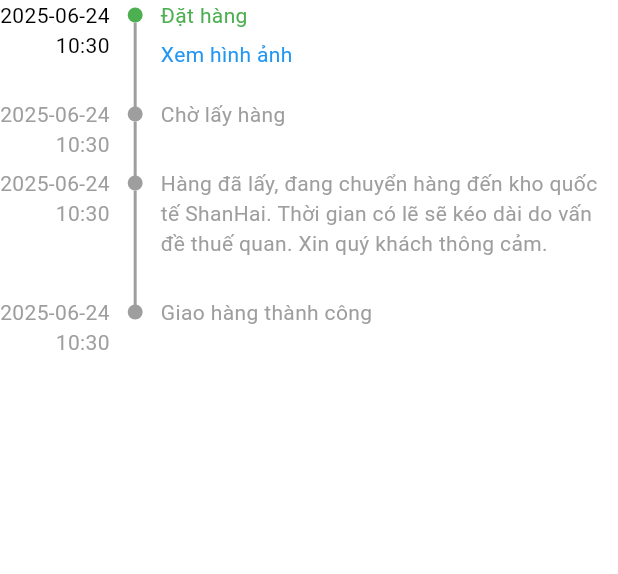
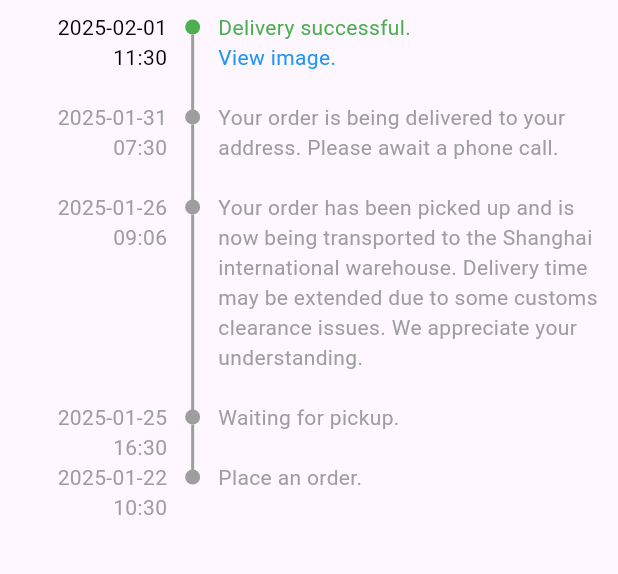
Before and after one commit to Lap2000/custom_fl_timeline, a Flutter app: the DemoCustomRoadmap screen opened directly, on a phone screen of 412 x 824 dp, the part 84-658 px from its top. Run offline on Flutter 3.47's test engine with Material 3 defaults, Android fonts, the phone set to English and light mode, and no system bars.

Commit message:
update-fields-roadmap

```diff
--- a/example/lib/main.dart
+++ b/example/lib/main.dart
@@ -19,6 +19,7 @@ class MyApp extends StatelessWidget {
         useMaterial3: true,
       ),
       home: const MyHomePage(title: 'Flutter Demo Roadmap Page'),
+      locale: Locale('ja', 'JP'),
     );
   }
 }
--- a/example/lib/pages/demo_custom_roadmap.dart
+++ b/example/lib/pages/demo_custom_roadmap.dart
@@ -1,3 +1,5 @@
+import 'dart:developer';
+
 import 'package:flutter/material.dart';
 import 'package:flutter_roadmap/flutter_roadmap.dart';
 
@@ -6,34 +8,52 @@ class DemoCustomRoadmap extends StatelessWidget {
 
   @override
   Widget build(BuildContext context) {
+    /// Dummy
+    final data = <StepValue>[
+      StepValue(
+        'Delivery successful.',
+        time: DateTime(2025, 2, 1, 11, 30),
+        isActivated: true,
+        extraValue: <Widget>[
+          InkWell(
+            onTap: () => log('View image -> clicked'),
+            child: const Text(
+              'View image.',
+              style: TextStyle(
+                color: Colors.blue,
+              ),
+            ),
+          )
+        ],
+      ),
+      StepValue(
+        'Your order is being delivered to your address. Please await a phone call.',
+        time: DateTime(2025, 1, 31, 7, 30),
+      ),
+      StepValue(
+        'Your order has been picked up and is now being transported to the Shanghai international warehouse. Delivery time may be extended due to some customs clearance issues. We appreciate your understanding.',
+        time: DateTime(2025, 1, 26, 9, 06),
+      ),
+      StepValue('Waiting for pickup.', time: DateTime(2025, 1, 25, 16, 30)),
+      StepValue('Place an order.', time: DateTime(2025, 1, 22, 10, 30)),
+    ];
+
     return Scaffold(
       appBar: AppBar(
         title: const Text('Demo Custom Roadmap'),
       ),
       body: SafeArea(
-        child: SingleChildScrollView(
         child: Column(
           crossAxisAlignment: CrossAxisAlignment.start,
           children: <Widget>[
-              Container(
-                height: 500,
-                color: Colors.white,
+            Expanded(
               child: CustomRoadMap(
-                  circleRadius: 30,
-                  roadmapType: RoadmapType.straight,
-                  values: <StepValue>[
-                    StepValue('A', color: Colors.orangeAccent),
-                    StepValue('B', color: Colors.greenAccent),
-                    StepValue('C', color: Colors.yellowAccent),
-                    StepValue('D', color: Colors.redAccent),
-                    StepValue('E', color: Colors.blueAccent),
-                  ],
+                values: data,
               ),
             ),
           ],
         ),
       ),
-      ),
     );
   }
 }
--- a/lib/src/custom_roadmap.dart
+++ b/lib/src/custom_roadmap.dart
@@ -1,5 +1,5 @@
 import 'package:flutter/material.dart';
-import 'helper/enums/enums.dart';
+import 'helper/helper.dart';
 import 'model/model.dart';
 
 import 'widgets/widgets.dart';
@@ -7,58 +7,103 @@ import 'widgets/widgets.dart';
 class CustomRoadMap extends StatelessWidget {
   const CustomRoadMap({
     super.key,
-    this.circleRadius = 25,
+    this.circleRadius = 5,
     required this.values,
-    this.roadmapType = RoadmapType.curve,
-    this.roadmapOrientation = RoadMapOrientation.horizontal,
-    this.height = 0,
-    this.width = 0,
+    this.padding = const EdgeInsets.all(8.0),
+    this.connectedLineType = ConnectedLineType.solid,
+    this.isShowDateTime = true,
+    this.datetimeLocale,
+    this.itemPadding = 20,
+    this.linePadding = 12,
+    this.formattedStyle = 'yyyy-MM-dd HH:mm',
+    this.activatedColor = Colors.green,
+    this.deactivatedColor = Colors.grey,
+    this.activatedDateTimeColor = Colors.black,
+    this.flex = const <int>[2, 5],
+    this.textStyle = const TextStyle(),
+    this.datetimeTextStyle = const TextStyle(),
   });
 
+  /// circle roadmap radius
   final double circleRadius;
+
+  /// values
   final List<StepValue> values;
-  final RoadmapType roadmapType;
-  final RoadMapOrientation roadmapOrientation;
-  final double height;
-  final double width;
+
+  /// padding roadmap
+  final EdgeInsets padding;
+
+  /// Connected Line Type (solid, dash)
+  final ConnectedLineType connectedLineType;
+
+  /// Enable/Disable DateTime
+  final bool isShowDateTime;
+
+  /// DateTime Locale (Ex: 'en')
+  final String? datetimeLocale;
+
+  /// Padding bettween items
+  final double itemPadding;
+
+  /// Padding bettween line and text-datetime (horizontal)
+  final double linePadding;
+
+  /// formatted datetime (ex: 'yyyy-MM-dd HH:mm')
+  final String formattedStyle;
+
+  /// Deactivated Color (default: Colors.green)
+  final Color deactivatedColor;
+
+  /// Activated Color (default: Colors.green)
+  final Color activatedColor;
+
+  /// Activated DateTime Color (default: Colors.black)
+  final Color activatedDateTimeColor;
+
+  /// Flex (datetime - value)
+  final List<int> flex;
+
+  /// TextStyle - (without color)
+  final TextStyle textStyle;
+
+  /// Datetime TextStyle - (without color).
+  /// Note: FittedBox in 1 line.
+  final TextStyle datetimeTextStyle;
 
   @override
   Widget build(BuildContext context) {
-    final List<StepValue> milestoneList = <StepValue>[
-      StepValue('Đặt hàng', time: DateTime.now()),
-      StepValue('Chờ lấy hàng', time: DateTime.now()),
-      StepValue(
-          'Hàng đã lấy, đang chuyển hàng đến kho quốc tế ShanHai. Thời gian có lẽ sẽ kéo dài do vấn đề thuế quan. Xin quý khách thông cảm.',
-          time: DateTime.now()),
-      StepValue('Giao hàng thành công', time: DateTime.now()),
-    ];
-    return Column(
+    return Padding(
+      padding: padding,
+      child: Column(
         children: <Widget>[
           Expanded(
             child: ListView.builder(
-            itemCount: milestoneList.length,
+              itemCount: values.length,
               itemBuilder: (BuildContext context, int index) {
                 return CustomMilestone(
-                item: milestoneList[index],
-                circleAtTheEnd: index == milestoneList.length - 1,
-                isActivated: index == 0,
-                children: <Widget>[
-                  if (index == 0)
-                    InkWell(
-                      onTap: () {}, // TODO(lappd): handle onTap.
-                      child: const Text(
-                        'Xem hình ảnh',
-                        style: TextStyle(
-                          color: Colors.blue,
-                        ),
-                      ),
-                    )
-                ],
+                  item: values[index],
+                  circleAtTheEnd: index == values.length - 1,
+                  isActivated: values[index].isActivated,
+                  connectedLineType: ConnectedLineType.solid,
+                  isShowDateTime: isShowDateTime,
+                  datetimeLocale: datetimeLocale,
+                  formattedStyle: formattedStyle,
+                  activatedColor: activatedColor,
+                  deactivatedColor: deactivatedColor,
+                  activatedDateTimeColor: activatedDateTimeColor,
+                  flex: flex,
+                  textStyle: textStyle,
+                  datetimeTextStyle: datetimeTextStyle,
+                  itemPadding: itemPadding,
+                  linePadding: linePadding,
+                  circleRadius: circleRadius,
+                  children: values[index].extraValue,
                 );
               },
             ),
           ),
         ],
+      ),
     );
   }
 }
--- a/lib/src/model/step_value.dart
+++ b/lib/src/model/step_value.dart
@@ -1,12 +1,26 @@
-import 'dart:ui';
+import 'package:flutter/widgets.dart';
 
 class StepValue {
   StepValue(
     this.value, {
     this.color,
     this.time,
+    this.isActivated = false,
+    this.extraValue = const <Widget>[],
   });
+
+  /// Value of milestone
   final String value;
+
+  /// Value of milestone
+  final bool isActivated;
+
+  /// Color
   final Color? color;
+
+  /// Datetime
   final DateTime? time;
+
+  /// Widgets below value
+  final List<Widget> extraValue;
 }
--- /dev/null
+++ b/lib/src/widgets/base_widgets/base_widgets.dart
@@ -0,0 +1 @@
+export 'text.dart';
--- /dev/null
+++ b/lib/src/widgets/base_widgets/text.dart
@@ -0,0 +1,25 @@
+import 'package:flutter/widgets.dart';
+
+class OneLineText extends StatelessWidget {
+  const OneLineText(
+    this.value, {
+    super.key,
+    required this.style,
+  });
+
+  final String value;
+  final TextStyle style;
+
+  @override
+  Widget build(BuildContext context) {
+    return FittedBox(
+      child: Text(
+        value,
+        style: style,
+        maxLines: 1,
+        overflow: TextOverflow.visible,
+        textAlign: TextAlign.end,
+      ),
+    );
+  }
+}
--- a/lib/src/widgets/custom_milestone.dart
+++ b/lib/src/widgets/custom_milestone.dart
@@ -3,21 +3,29 @@ import 'dart:math';
 import 'package:flutter/material.dart';
 import 'package:intl/intl.dart';
 import '../../flutter_roadmap.dart';
+import 'base_widgets/base_widgets.dart';
 
 class CustomMilestone extends StatelessWidget {
   const CustomMilestone({
     super.key,
     required this.item,
+    required this.connectedLineType,
+    required this.isShowDateTime,
+    required this.itemPadding,
+    required this.linePadding,
+    required this.formattedStyle,
+    required this.activatedColor,
+    required this.deactivatedColor,
+    required this.activatedDateTimeColor,
+    required this.circleRadius,
+    required this.flex,
+    required this.textStyle,
+    required this.datetimeTextStyle,
+    this.datetimeLocale,
     this.children = const <Widget>[],
     this.circleAtTheEnd = false,
-    this.itemPadding = 20,
-    this.linePadding = 12,
-    this.formattedStyle = 'yyyy-MM-dd HH:mm',
-    this.activatedColor = Colors.green,
     this.isActivated = false,
-    this.circleRadius = 5,
-    this.connectedLineType = ConnectedLineType.solid,
-  });
+  }) : assert(flex.length == 2, 'List "flex" must contain exactly 2 elements');
 
   /// Item Model -> Value
   final StepValue item;
@@ -37,7 +45,13 @@ class CustomMilestone extends StatelessWidget {
   /// formatted datetime (ex: 'yyyy-MM-dd HH:mm')
   final String formattedStyle;
 
-  /// Activated Color (default: Colors.green)
+  /// Deactivated Color
+  final Color deactivatedColor;
+
+  /// Activated DateTime Color
+  final Color activatedDateTimeColor;
+
+  /// Activated Color
   final Color activatedColor;
 
   /// Activted -> circle color and text (default: false)
@@ -49,47 +63,90 @@ class CustomMilestone extends StatelessWidget {
   /// Connected Line Type (solid, dash)
   final ConnectedLineType connectedLineType;
 
+  /// Flex (datetime - value)
+  final List<int> flex;
+
+  /// Enable/Disable DateTime
+  final bool isShowDateTime;
+
+  /// DateTime Locale (Ex: 'en')
+  final String? datetimeLocale;
+
+  /// TextStyle - (without color)
+  final TextStyle textStyle;
+
+  /// Datetime TextStyle - (without color)
+  final TextStyle datetimeTextStyle;
+
   @override
   Widget build(BuildContext context) {
-    final String formatted =
-        DateFormat(formattedStyle).format(item.time ?? DateTime(0));
+    final String formatted = item.time != null
+        ? DateFormat(formattedStyle, datetimeLocale)
+            .format(item.time ?? DateTime(0))
+        : '';
 
-    final TextStyle textStyle =
-        TextStyle(color: isActivated ? activatedColor : Colors.grey);
+    final TextStyle valueStyle = textStyle.copyWith(
+        color: isActivated ? activatedColor : deactivatedColor);
 
-    final TextStyle datetimeStrStyle =
-        TextStyle(color: isActivated ? Colors.black : Colors.grey);
+    final TextStyle datetimeStrStyle = datetimeTextStyle.copyWith(
+        color: isActivated ? Colors.black : deactivatedColor);
 
     return IntrinsicHeight(
       child: Row(
         crossAxisAlignment: CrossAxisAlignment.start,
         children: <Widget>[
-          Column(
-            crossAxisAlignment: CrossAxisAlignment.end,
-            children: <Widget>[
-              Text(formatted.split(' ').first, style: datetimeStrStyle),
-              Text(formatted.split(' ').last, style: datetimeStrStyle),
-            ],
-          ),
+          if (isShowDateTime)
+            Expanded(
+              flex: flex.first,
+
+              /// DateTime
+              child: Column(
+                crossAxisAlignment: CrossAxisAlignment.end,
+                children: <Widget>[
+                  OneLineText(
+                    formatted.split(' ').first,
+                    style: datetimeStrStyle,
+                  ),
+                  OneLineText(
+                    formatted.split(' ').last,
+                    style: datetimeStrStyle,
+                  ),
+                ],
+              ),
+            ),
           Padding(
             padding: EdgeInsets.symmetric(horizontal: linePadding),
             child: Column(
               children: <Widget>[
+                /// Circle Roadmap
                 CustomStepRoadmap(
                   radius: circleRadius,
-                  text: '',
-                  filledColor: isActivated ? activatedColor : Colors.grey,
+                  filledColor: isActivated ? activatedColor : deactivatedColor,
                   pixelPadding: 0,
-                  padding: EdgeInsets.only(top: max(0, 15 - circleRadius)),
+                  padding: EdgeInsets.only(
+                    top: max(
+                      0,
+                      15 -
+                          (circleRadius < 5
+                              ? max(8, circleRadius)
+                              : circleRadius),
+                    ),
+                  ),
                 ),
+
+                /// if is the last, not show the line.
                 if (!circleAtTheEnd)
                   Expanded(
                     child: CustomPaint(
                       painter: StraightConnectedLine(
                         hasArrow: false,
                         horizontalX: 0,
-                        horizontalY: max(0, 10 - circleRadius),
-                        color: Colors.grey,
+                        horizontalY: max(
+                            0,
+                            circleRadius < 5
+                                ? circleRadius
+                                : (10 - circleRadius)),
+                        color: deactivatedColor,
                         type: connectedLineType,
                         dashGap: 1,
                         dashLength: 2,
@@ -101,18 +158,23 @@ class CustomMilestone extends StatelessWidget {
             ),
           ),
           Expanded(
+            flex: flex.last,
             child: Padding(
-              padding:
-                  EdgeInsets.only(bottom: circleAtTheEnd ? 0 : itemPadding),
+              padding: EdgeInsets.only(
+                bottom: circleAtTheEnd ? 0 : itemPadding,
+              ),
               child: Column(
                 crossAxisAlignment: CrossAxisAlignment.start,
                 children: <Widget>[
+                  /// Main value.
                   Text(
                     item.value,
-                    style: textStyle,
-                    softWrap: true,
+                    style: valueStyle,
+                    // softWrap: true,
                   ),
-                  ...<Widget>[const SizedBox(height: 6), ...children],
+
+                  /// extra widgets here.
+                  ...children,
                 ],
               ),
             ),
```
Lines whose indentation alone changed are shown as unchanged.
